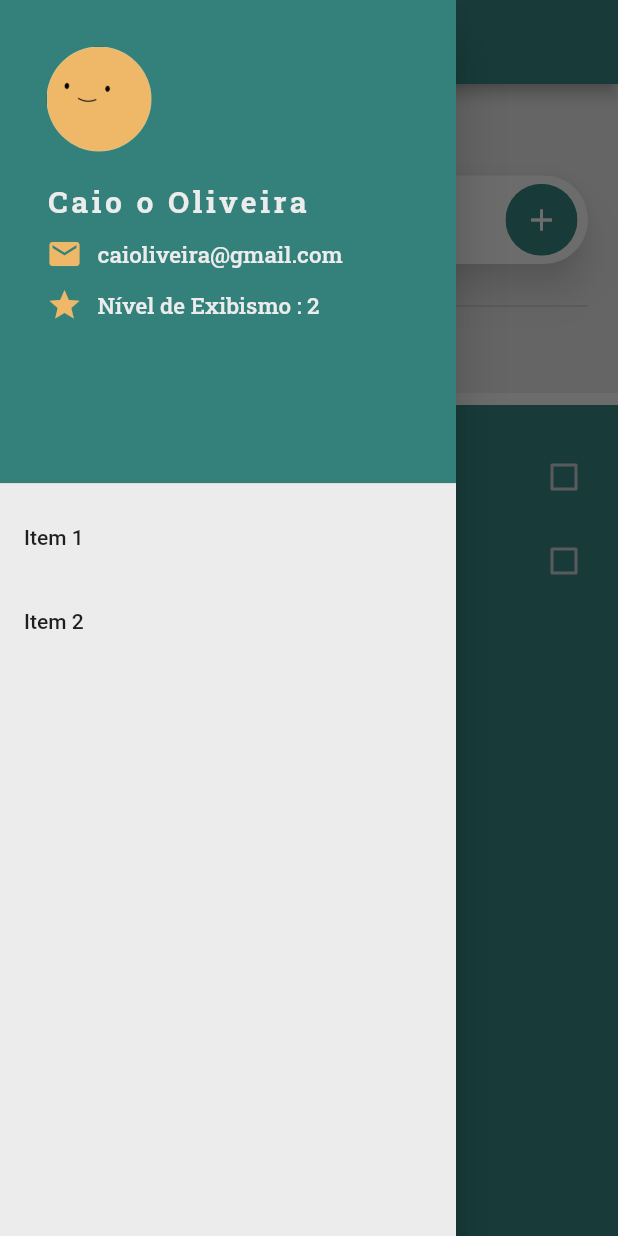
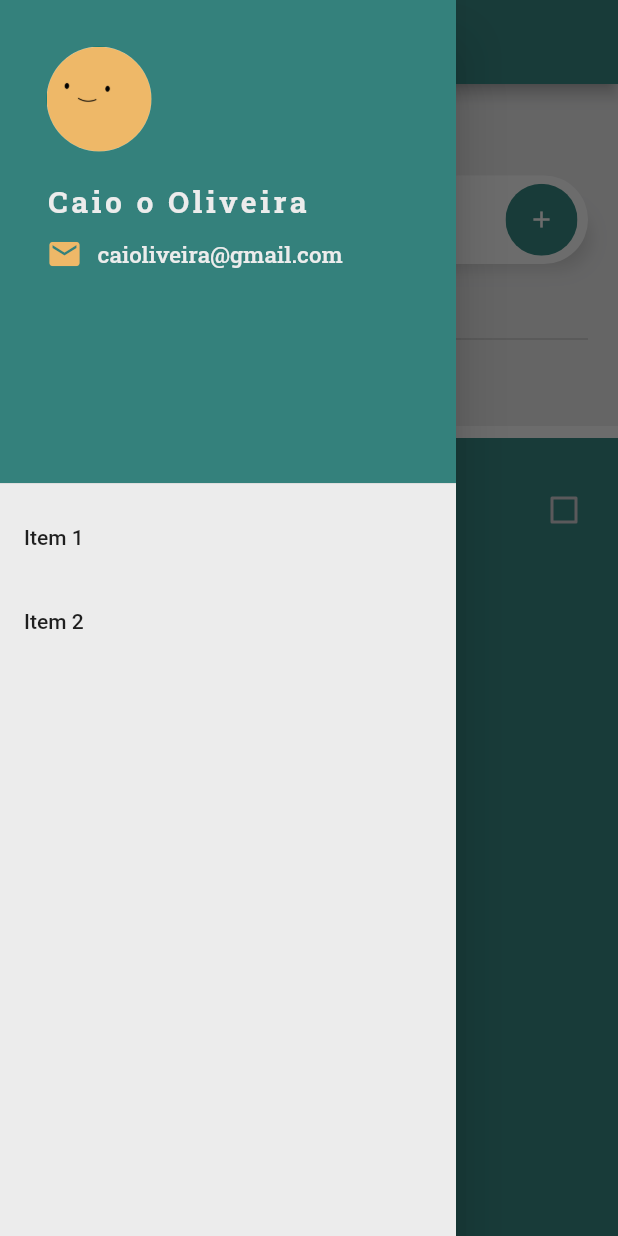
Before and after one commit to AmandaCleto/flutter--todo-list--front, a Flutter app: the screen it shows after launch, with the side drawer open, on a phone screen of 412 x 824 dp. Run offline on Flutter 3.47's test engine with Material 2 defaults, Android fonts, the light colour scheme and no system bars.

Commit message:
validated input field

```diff
--- a/lib/components/Input.dart
+++ b/lib/components/Input.dart
@@ -4,124 +4,8 @@
 import '../provider/todos.dart';
 import '../model/Todo.dart';
 
-// class InputComponent extends StatelessWidget {
-//   final String description;
-//   final ValueChanged<String> onChangedDescription;
-//   final VoidCallback onSavedTodo;
-
-//   const InputComponent({
-//     Key? key,
-//     this.description = '',
-//     required this.onChangedDescription,
-//     required this.onSavedTodo,
-//   }) : super(key: key);
-
-//   @override
-//   Widget build(BuildContext context) {
-
-//     final provider = Provider.of<TodosProvider>(context);
-//     final todoList = provider.todos;
-
-//     return Container(
-//       child: Padding(
-//         padding: const EdgeInsets.fromLTRB(20.0, 20.0, 20.0, 0.0),
-//         child: Column(
-//           mainAxisAlignment: MainAxisAlignment.center,
-//           crossAxisAlignment: CrossAxisAlignment.start,
-//           children: [
-//             titleInputWidget(),
-//             SizedBox(
-//               height: 20.0,
-//             ),
-//             inputWidget(),
-//             SizedBox(
-//               height: 20.0,
-//             ),
-//             Divider(
-//               color: Colors.grey[400],
-//               thickness: 1,
-//             ),
-//           ],
-//         ),
-//       ),
-//     );
-//   }
-
-//   Widget titleInputWidget() {
-//     return Text(
-//       'Crie um novo todo:',
-//       style: TextStyle(
-//         color: Color(0xFF062726),
-//         letterSpacing: 1.0,
-//         fontFamily: 'RobotoSlab',
-//         fontSize: 16,
-//         fontWeight: FontWeight.w500,
-//       ),
-//     );
-//   }
-
-//   Widget inputWidget() {
-//     return Material(
-//       color: Colors.transparent,
-//       elevation: 10,
-//       borderRadius: BorderRadius.circular(30.0),
-//       shadowColor: Colors.grey[300],
-//       child: Stack(
-//         alignment: Alignment.centerRight,
-//         children: <Widget>[
-//           TextFormField(
-//             // controller: descriptionInput,
-//             onChanged: onChangedDescription,
-//             decoration: InputDecoration(
-//               contentPadding: EdgeInsets.all(20.0),
-//               border: OutlineInputBorder(
-//                 borderRadius: BorderRadius.circular(30.0),
-//                 borderSide: BorderSide.none,
-//               ),
-//               filled: true,
-//               fillColor: Color(0xFFECECEC),
-//               hintText: 'Adicione um item',
-//               hintStyle: TextStyle(color: Colors.grey[800]),
-//             ),
-//             validator: (String? value) {
-//               if (value == null || value.isEmpty) {
-//                 return 'Please enter some text';
-//               }
-//               return null;
-//             },
-//           ),
-//           Padding(
-//             padding: const EdgeInsets.fromLTRB(0.0, 0.0, 7.0, 0.0),
-//             child: Material(
-//               color: Colors.transparent,
-//               child: Ink(
-//                 decoration: const ShapeDecoration(
-//                   color: Color(0xFF34817C),
-//                   shape: CircleBorder(),
-//                 ),
-//                 child: IconButton(
-//                   icon: const Icon(Icons.add),
-//                   color: Color(0xFFECECEC),
-//                   onPressed: provider.addTodo,
-//                   // onPressed: () {
-
-//                   // addNewTodo(
-//                   //   descriptionInput.text,
-//                   // );
-//                   // clearText();
-//                   // },
-//                 ),
-//               ),
-//             ),
-//           ),
-//         ],
-//       ),
-//     );
-//   }
-// }
-
 class InputComponent extends StatefulWidget {
-  // const InputComponent({Key? key}) : super(key: key);
+  const InputComponent({Key? key}) : super(key: key);
 
   @override
   _InputComponentState createState() => _InputComponentState();
@@ -129,36 +13,13 @@
 
 class _InputComponentState extends State<InputComponent> {
   String title = '';
+  final descriptionInput = TextEditingController();
+  final _formKey = GlobalKey<FormState>();
 
-  // _InputComponentState() {
-  //   this.title = '';
-  // }
-
-  // final List<Todo> todoList = [
-  //   Todo(
-  //     description: 'Andar de Bike',
-  //     icon: '57585',
-  //     checked: true,
-  //   ),
-  // ];
-  // void addNewTodo(String description) {
-  //   final newTodo = Todo(
-  //     description: description,
-  //     icon: '57585',
-  //     checked: false,
-  //   );
-  //   setState(() {
-  //     todoList.add(newTodo);
-  //   });
-  // }
-
-  // int sum = 99;
-
-  final descriptionInput = TextEditingController();
   @override
   void dispose() {
-    // Clean up the controller when the widget is disposed.
-    descriptionInput.dispose();
+    descriptionInput
+        .dispose(); // Clean up the controller when the widget is disposed.
     super.dispose();
   }
 
@@ -190,14 +51,26 @@
             SizedBox(
               height: 20.0,
             ),
-            Material(
-              color: Colors.transparent,
-              elevation: 10,
-              borderRadius: BorderRadius.circular(30.0),
-              shadowColor: Colors.grey[300],
+            Form(
+              key: _formKey,
               child: Stack(
                 alignment: Alignment.centerRight,
                 children: <Widget>[
+                  Container(
+                    height: 40.0,
+                    decoration: BoxDecoration(
+                      boxShadow: [
+                        BoxShadow(
+                          color: Colors.grey.shade400,
+                          blurRadius: 10,
+                          offset: Offset(1, 1),
+                        ),
+                      ],
+                      borderRadius: BorderRadius.circular(
+                        30.0,
+                      ),
+                    ),
+                  ),
                   TextFormField(
                     controller: descriptionInput,
                     decoration: InputDecoration(
@@ -206,19 +79,18 @@
                         borderRadius: BorderRadius.circular(30.0),
                         borderSide: BorderSide.none,
                       ),
+                      errorStyle: TextStyle(
+                        fontFamily: 'RobotoSlab',
+                        fontSize: 12.0,
+                        fontWeight: FontWeight.w500,
+                      ),
+                      helperText: '',
+                      isDense: true, // important line
                       filled: true,
                       fillColor: Color(0xFFECECEC),
                       hintText: 'Adicione um item',
                       hintStyle: TextStyle(color: Colors.grey[800]),
-                    ),
-                    validator: (String? value) {
-                      if (value == null || value.isEmpty) {
-                        return 'Please enter some text';
-                      }
-                      return null;
-                    },
-                  ),
-                  Padding(
+                      suffixIcon: Padding(
                         padding: const EdgeInsets.fromLTRB(0.0, 0.0, 7.0, 0.0),
                         child: Material(
                           color: Colors.transparent,
@@ -231,19 +103,31 @@
                               icon: const Icon(Icons.add),
                               color: Color(0xFFECECEC),
                               onPressed: () {
+                                if (_formKey.currentState!.validate()) {
+                                  ScaffoldMessenger.of(context).showSnackBar(
+                                    const SnackBar(
+                                        content: Text('Todo adicionado')),
+                                  );
                                   final todo = Todo(
                                     createdTime: DateTime.now(),
                                     title: descriptionInput.text,
-                              icon: '12132',
                                     isDone: false,
                                   );
-
                                   provider.addTodo(todo);
-                            // clearText();
+                                  clearText();
+                                }
                               },
                             ),
                           ),
                         ),
+                      ),
+                    ),
+                    validator: (value) {
+                      if (value == null || value.isEmpty) {
+                        return 'O campo precisa ser preenchido';
+                      }
+                      return null;
+                    },
                   ),
                 ],
               ),
--- a/lib/components/List.dart
+++ b/lib/components/List.dart
@@ -103,10 +103,10 @@
                               },
                             ),
                             data: ThemeData(
-                                // checked color
-                                primarySwatch: Colors.pink,
-                                // border color
-                                unselectedWidgetColor: Color(0xFFC5C3C6)),
+                              primarySwatch: Colors.pink, // checked color
+                              unselectedWidgetColor:
+                                  Color(0xFFC5C3C6), // border color
+                            ),
                           ),
                         ),
                       ),
--- a/lib/drawer/Drawer.dart
+++ b/lib/drawer/Drawer.dart
@@ -79,28 +79,6 @@
                               SizedBox(
                                 height: 10.0,
                               ),
-                              Row(
-                                children: [
-                                  IconButton(
-                                    padding: EdgeInsets.zero,
-                                    constraints: BoxConstraints(),
-                                    icon: const Icon(Icons.star),
-                                    color: Color(0xFFEEB868),
-                                    tooltip: 'aumenta o nível',
-                                    onPressed: () {},
-                                  ),
-                                  SizedBox(
-                                    width: 10.0,
-                                  ),
-                                  Text(
-                                    'Nível de Exibismo : 2',
-                                    style: TextStyle(
-                                        color: Color(0xFFECECEC),
-                                        fontSize: 15.0,
-                                        fontFamily: 'RobotoSlab'),
-                                  ),
-                                ],
-                              ),
                             ],
                           ),
                         ),
--- a/lib/provider/todos.dart
+++ b/lib/provider/todos.dart
@@ -6,10 +6,6 @@
     Todo(
       createdTime: DateTime.now(),
       title: 'Andar de Bike',
-    ),
-    Todo(
-      createdTime: DateTime.now(),
-      title: 'Andar de Bike de novo!',
     ),
   ];
 
@@ -22,20 +18,17 @@
 
   void addTodo(Todo todo) {
     _todos.add(todo);
-
     notifyListeners();
   }
 
   void removeTodo(Todo todo) {
     _todos.remove(todo);
-
     notifyListeners();
   }
 
   bool toggleTodoStatus(Todo todo) {
     todo.isDone = !todo.isDone;
     notifyListeners();
-
     return todo.isDone;
   }
 
```
Also changed, not shown: lib/pages/Home.dart (+0 -11 lines). Lines whose indentation alone changed are shown as unchanged.
